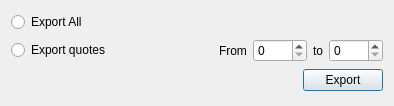
lucianodato/JI-quotes, file exportdialog.ui: the form before one commit.
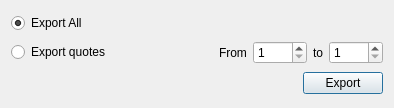
The form after the commit. Icons and pictures are not drawn.

```diff
--- a/exportdialog.ui
+++ b/exportdialog.ui
@@ -7,7 +7,7 @@
     <x>0</x>
     <y>0</y>
     <width>394</width>
-    <height>106</height>
+    <height>108</height>
    </rect>
   </property>
   <property name="windowTitle">
@@ -23,6 +23,9 @@
      <property name="text">
       <string>Export All</string>
      </property>
+     <property name="checked">
+      <bool>true</bool>
+     </property>
     </widget>
    </item>
    <item>
@@ -56,6 +59,9 @@
      </item>
      <item>
       <widget class="QSpinBox" name="spinBox">
+       <property name="minimum">
+        <number>1</number>
+       </property>
        <property name="maximum">
         <number>9999</number>
        </property>
@@ -73,6 +79,9 @@
        <property name="wrapping">
         <bool>false</bool>
        </property>
+       <property name="minimum">
+        <number>1</number>
+       </property>
        <property name="maximum">
         <number>9999</number>
        </property>
```
